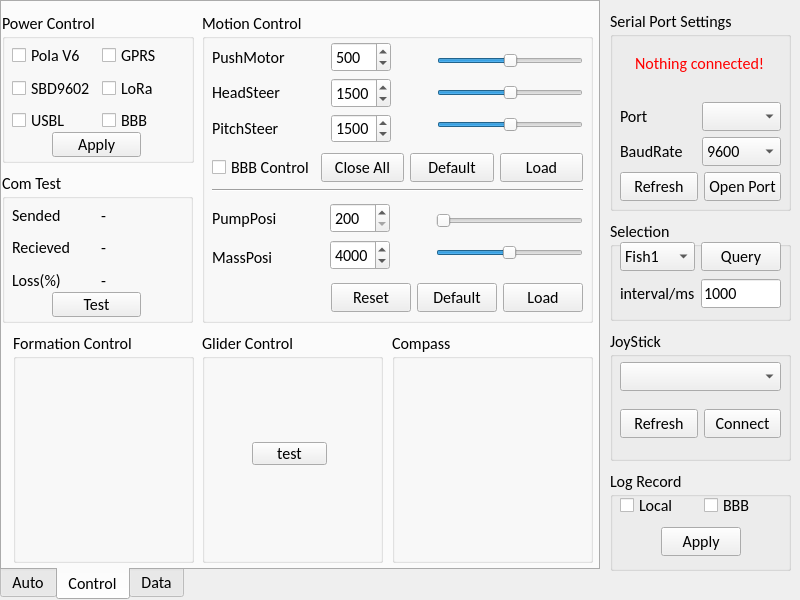
Above: mainwidget.ui from ScorchHeHe/FishUpper before the change. Below: the same form after it.
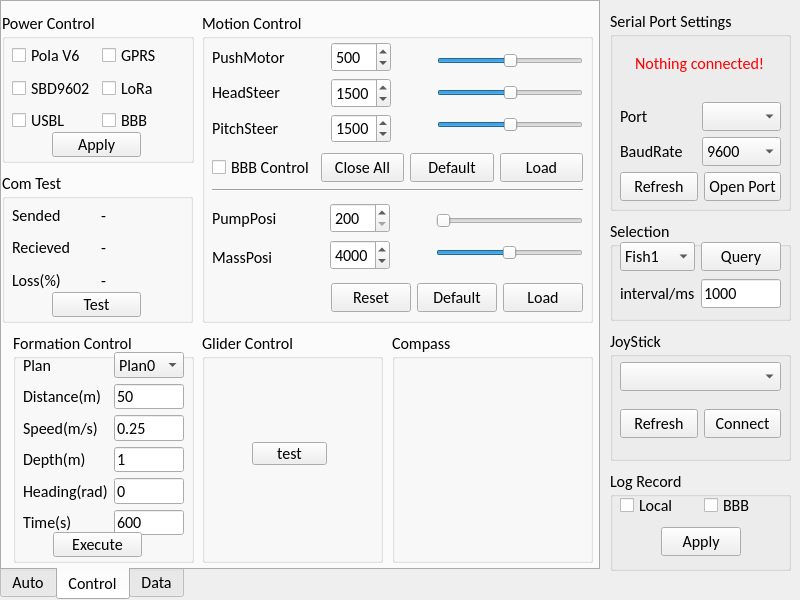
That is the form after the change.

```diff
--- a/mainwidget.ui
+++ b/mainwidget.ui
@@ -805,6 +805,127 @@
      <property name="title">
       <string>Formation Control</string>
      </property>
+     <widget class="QWidget" name="gridLayoutWidget_10">
+      <property name="geometry">
+       <rect>
+        <x>10</x>
+        <y>20</y>
+        <width>161</width>
+        <height>183</height>
+       </rect>
+      </property>
+      <layout class="QGridLayout" name="gridLayout_11">
+       <item row="5" column="0">
+        <widget class="QLabel" name="fmt_label_time">
+         <property name="text">
+          <string>Time(s)</string>
+         </property>
+        </widget>
+       </item>
+       <item row="4" column="0">
+        <widget class="QLabel" name="fmt_label_heading">
+         <property name="text">
+          <string>Heading(rad)</string>
+         </property>
+        </widget>
+       </item>
+       <item row="1" column="0">
+        <widget class="QLabel" name="fmt_label_distance">
+         <property name="text">
+          <string>Distance(m)</string>
+         </property>
+        </widget>
+       </item>
+       <item row="0" column="0">
+        <widget class="QLabel" name="fmt_label_plan">
+         <property name="text">
+          <string>Plan</string>
+         </property>
+        </widget>
+       </item>
+       <item row="3" column="0">
+        <widget class="QLabel" name="fmt_label_depth">
+         <property name="text">
+          <string>Depth(m)</string>
+         </property>
+        </widget>
+       </item>
+       <item row="2" column="0">
+        <widget class="QLabel" name="fmt_label_speed">
+         <property name="text">
+          <string>Speed(m/s)</string>
+         </property>
+        </widget>
+       </item>
+       <item row="0" column="1">
+        <widget class="QComboBox" name="fmt_cmbx_plan">
+         <item>
+          <property name="text">
+           <string>Plan0</string>
+          </property>
+         </item>
+         <item>
+          <property name="text">
+           <string>Plan1</string>
+          </property>
+         </item>
+         <item>
+          <property name="text">
+           <string>Plan2</string>
+          </property>
+         </item>
+        </widget>
+       </item>
+       <item row="1" column="1">
+        <widget class="QLineEdit" name="fmt_lineEdit_text_distance">
+         <property name="text">
+          <string>50</string>
+         </property>
+        </widget>
+       </item>
+       <item row="2" column="1">
+        <widget class="QLineEdit" name="fmt_lineEdit_text_speed">
+         <property name="text">
+          <string>0.25</string>
+         </property>
+        </widget>
+       </item>
+       <item row="3" column="1">
+        <widget class="QLineEdit" name="fmt_lineEdit_text_depth">
+         <property name="text">
+          <string>1</string>
+         </property>
+        </widget>
+       </item>
+       <item row="4" column="1">
+        <widget class="QLineEdit" name="fmt_lineEdit_text_heading">
+         <property name="text">
+          <string>0</string>
+         </property>
+        </widget>
+       </item>
+       <item row="5" column="1">
+        <widget class="QLineEdit" name="fmt_lineEdit_text_time">
+         <property name="text">
+          <string>600</string>
+         </property>
+        </widget>
+       </item>
+      </layout>
+     </widget>
+     <widget class="QPushButton" name="fmt_btn_execute">
+      <property name="geometry">
+       <rect>
+        <x>40</x>
+        <y>200</y>
+        <width>89</width>
+        <height>25</height>
+       </rect>
+      </property>
+      <property name="text">
+       <string>Execute</string>
+      </property>
+     </widget>
     </widget>
     <widget class="QGroupBox" name="groupBox_power">
      <property name="geometry">
```
Left out of the diff: 14 changed lines with no effect on the pictures.
